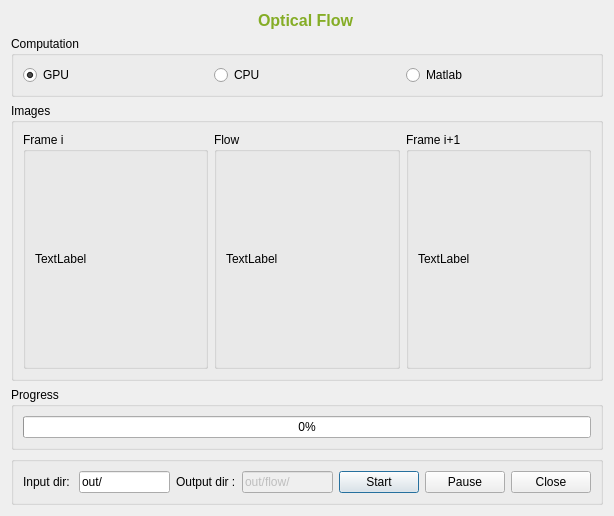
ciolben/asmv, file test1/opticalflowui.ui: the form before one commit.
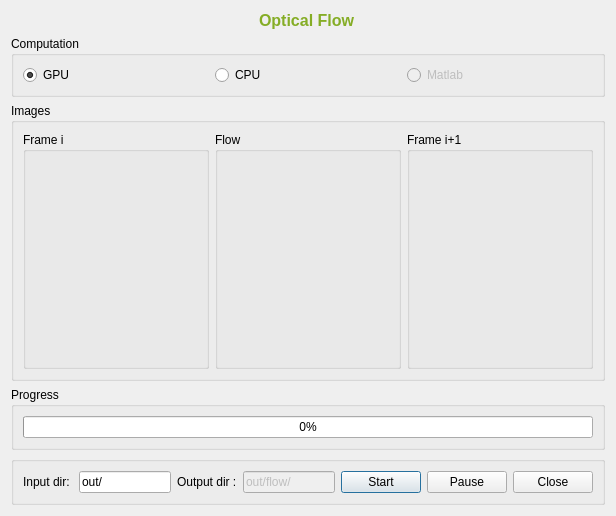
The form after the commit. Icons and pictures are not drawn.

```diff
--- a/test1/opticalflowui.ui
+++ b/test1/opticalflowui.ui
@@ -6,7 +6,7 @@
    <rect>
     <x>0</x>
     <y>0</y>
-    <width>614</width>
+    <width>616</width>
     <height>516</height>
    </rect>
   </property>
@@ -474,6 +474,9 @@
       </item>
       <item>
        <widget class="QRadioButton" name="rdMatlab">
+        <property name="enabled">
+         <bool>false</bool>
+        </property>
         <property name="text">
          <string>Matlab</string>
         </property>
@@ -509,7 +512,7 @@
             </size>
            </property>
            <property name="text">
-            <string>TextLabel</string>
+            <string/>
            </property>
           </widget>
          </item>
@@ -537,7 +540,7 @@
             </size>
            </property>
            <property name="text">
-            <string>TextLabel</string>
+            <string/>
            </property>
           </widget>
          </item>
@@ -565,7 +568,7 @@
             </size>
            </property>
            <property name="text">
-            <string>TextLabel</string>
+            <string/>
            </property>
           </widget>
          </item>
```
